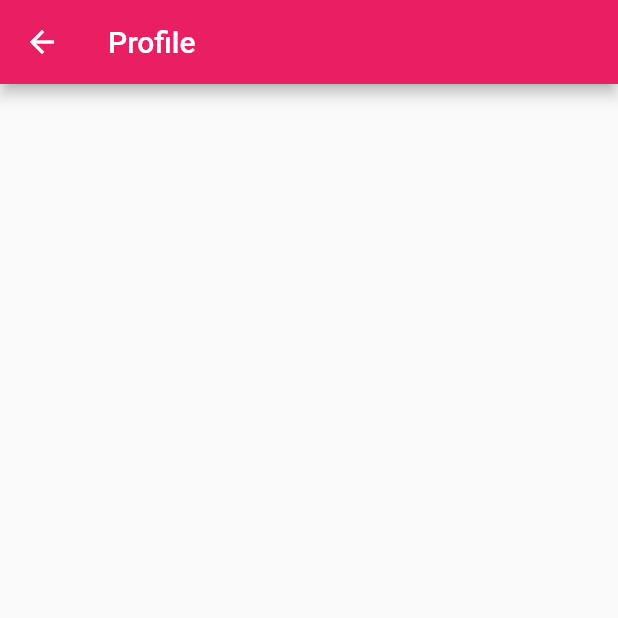
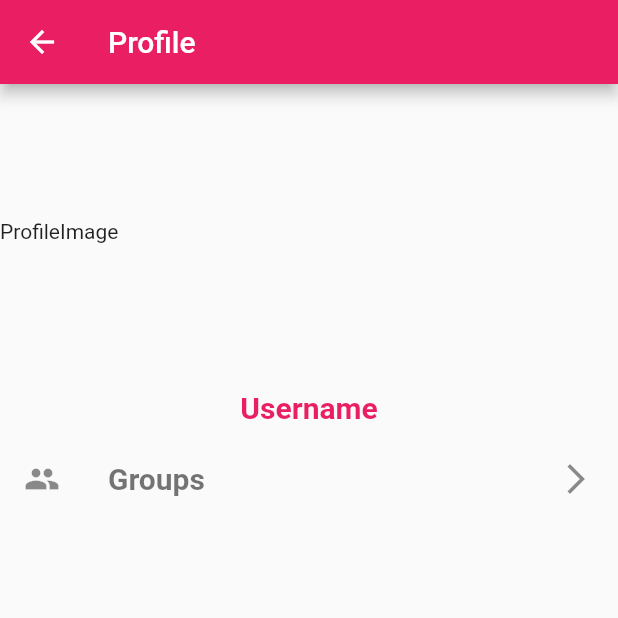
Before and after one commit to maxstain/MasBros, a Flutter app: the Profile screen opened directly, on a phone screen of 412 x 824 dp, the top half of it. Run offline on Flutter 3.47's test engine with Material 2 defaults, Android fonts, the light colour scheme and no system bars; our stand-ins replace cloud_firestore, firebase_auth, firebase_core, firebase_database, flutter_local_notifications, timezone; accounts and stored records are empty.

Commit message:
refactor: modifying the profile page

```diff
--- a/lib/Profile/components/Body.dart
+++ b/lib/Profile/components/Body.dart
@@ -11,7 +11,40 @@ class _BodyState extends State<Body> {
   @override
   Widget build(BuildContext context) {
     return Container(
-      child: null,
+      child: ListView(
+        children: [
+          Container(
+            padding: EdgeInsets.symmetric(
+              vertical: 90.0,
+            ),
+            child: Text("ProfileImage"),
+          ),
+          Padding(
+            padding: EdgeInsets.all(8.0),
+            child: Text(
+              "Username",
+              textAlign: TextAlign.center,
+              style: TextStyle(
+                fontWeight: FontWeight.bold,
+                fontSize: 20.0,
+                color: Theme.of(context).accentColor,
+              ),
+            ),
+          ),
+          ListTile(
+            leading: Icon(Icons.group),
+            title: Text(
+              "Groups",
+              style: TextStyle(
+                fontWeight: FontWeight.bold,
+                fontSize: 20.0,
+                color: Colors.black54,
+              ),
+            ),
+            trailing: Icon(Icons.arrow_forward_ios),
+          ),
+        ],
+      ),
     );
   }
 }
--- a/pubspec.yaml
+++ b/pubspec.yaml
@@ -34,7 +34,6 @@ dependencies:
   cloud_firestore: ^2.4.0
   firebase_analytics: ^8.2.0
   firebase_database: ^7.1.2
-
   provider: ^5.0.0
 
 dev_dependencies:
```
